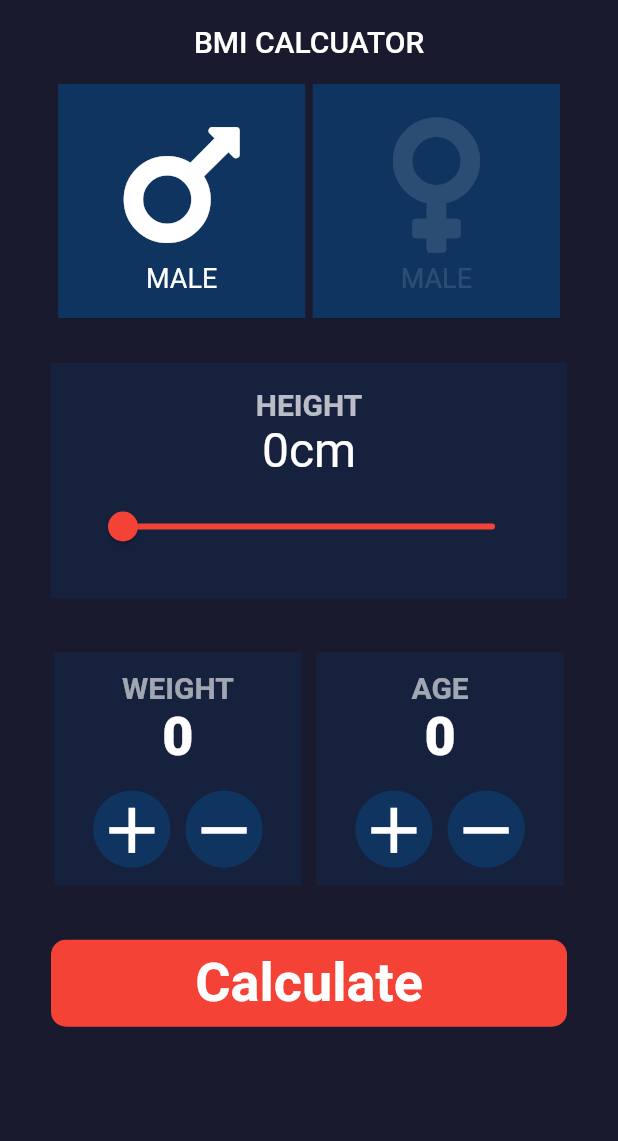
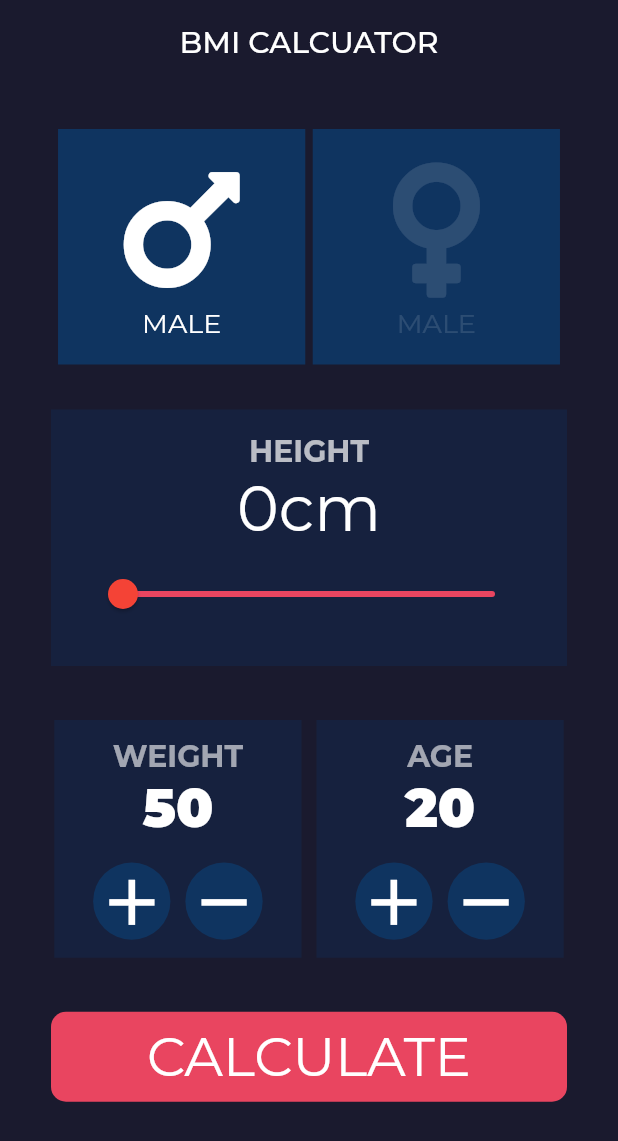
Before and after one commit to suhas-kadu/flutter-BMI-calculator, a Flutter app: the screen it shows after launch, on a phone screen of 412 x 824 dp. Shown: the top 1141 px of the screen. Run offline on Flutter 3.47's test engine with Material 2 defaults, Android fonts, the phone set to English and light mode, and no system bars; our stand-ins replace font_awesome_flutter, google_fonts.

```diff
--- a/lib/main.dart
+++ b/lib/main.dart
@@ -1,5 +1,6 @@
 import 'package:bmi_calculator/views/home_page.dart';
 import 'package:flutter/material.dart';
+import 'package:google_fonts/google_fonts.dart';
 
 void main() => runApp(MyApp());
 
@@ -7,6 +8,13 @@ class MyApp extends StatelessWidget {
   @override
   Widget build(BuildContext context) {
     return MaterialApp(
+      title:  "BMI CALCULATOR",
+      debugShowCheckedModeBanner: false,
+      theme: ThemeData(
+        textTheme: GoogleFonts.montserratTextTheme(
+          Theme.of(context).textTheme
+        )
+      ),
       home: HomePage(),
 
     );
--- a/lib/views/home_page.dart
+++ b/lib/views/home_page.dart
@@ -4,6 +4,7 @@ import 'package:bmi_calculator/widgets.dart/gender_icon.dart';
 import 'package:flutter/material.dart';
 import 'package:font_awesome_flutter/font_awesome_flutter.dart';
 import 'package:bmi_calculator/constants/constants.dart';
+import 'package:google_fonts/google_fonts.dart';
 
 class HomePage extends StatefulWidget {
   @override
@@ -13,8 +14,8 @@ class HomePage extends StatefulWidget {
 class _HomePageState extends State<HomePage> {
   String _selectedGender = "Male";
 
-  int _weight = 0;
-  int _age = 0;
+  int _weight = 50;
+  int _age = 20;
   double _value = 0.0;
 
   void _onChanged(value) {
@@ -25,16 +26,21 @@ class _HomePageState extends State<HomePage> {
 
   @override
   Widget build(BuildContext context) {
+
+    double width = MediaQuery.of(context).size.width;
+
     return Scaffold(
       backgroundColor: Color(0xFF1a1a2e),
       appBar: AppBar(
-        title: Text("BMI CALCUATOR"),
+        title: Text("BMI CALCUATOR", style: GoogleFonts.montserrat(fontWeight: FontWeight.w500)),
         backgroundColor: Color(0xFF1a1a2e),
         elevation: 0.0,
         centerTitle: true,
       ),
-      body: Column(
+      body: SingleChildScrollView(
+              child: Column(
           children: [
+            SizedBox(height: 30,),
             Row(
               mainAxisAlignment: MainAxisAlignment.center,
               children: [
@@ -68,10 +74,10 @@ class _HomePageState extends State<HomePage> {
             SizedBox(
               height: 30,
             ),
-          //Height widget
+
             Container(
               margin: EdgeInsets.symmetric(horizontal: 34),
-            width: MediaQuery.of(context).size.width,
+              width: width,
               color: Color(0xFF16213e),
               padding: EdgeInsets.all(16),
               child: Column(
@@ -85,7 +91,7 @@ class _HomePageState extends State<HomePage> {
                   ),
                   Text(
                     _value.toInt().toString() + "cm",
-                  style: TextStyle(fontSize: 32, color: Colors.white),
+                    style: TextStyle(fontSize: 42, color: Colors.white),
                   ),
                   Padding(
                     padding: const EdgeInsets.all(8.0),
@@ -95,7 +101,7 @@ class _HomePageState extends State<HomePage> {
                       max: 200,
                       value: _value, onChanged: _onChanged,
 
-                    inactiveColor: Colors.red,
+                      inactiveColor: Color(0xFFe94560),
                       activeColor: Colors.red,
                     ),
                   )
@@ -107,7 +113,7 @@ class _HomePageState extends State<HomePage> {
               mainAxisAlignment: MainAxisAlignment.center,
               children: [
                 Container(
-                  width: MediaQuery.of(context).size.width / 2.5,
+                    width: width / 2.5,
                     //margin: EdgeInsets.symmetric(horizontal: 18, vertical: 16),
                     padding: EdgeInsets.symmetric(horizontal: 16, vertical: 12),
                     color: Color(0xFF16213e),
@@ -156,7 +162,7 @@ class _HomePageState extends State<HomePage> {
                     )),
                 SizedBox(width: 10),
                 Container(
-                  width: MediaQuery.of(context).size.width / 2.5,
+                    width: width / 2.5,
                     margin: EdgeInsets.symmetric(vertical: 16),
                     padding: EdgeInsets.symmetric(horizontal: 16, vertical: 12),
                     color: Color(0xFF16213e),
@@ -217,8 +223,10 @@ class _HomePageState extends State<HomePage> {
               weight: _weight,
               selectedGender: _selectedGender,
               whiteColor: whiteColor,
-          )
+            ),
+            SizedBox(height: 20)
           ],
+        ),
       ),
     );
   }
--- a/lib/widgets.dart/calculate_widget.dart
+++ b/lib/widgets.dart/calculate_widget.dart
@@ -30,16 +30,16 @@ class CalculateWidget extends StatelessWidget {
         padding: EdgeInsets.symmetric(vertical: 8),
         alignment: Alignment.center,
         decoration: BoxDecoration(
-              color: Colors.red,
+          color: Color(0xFFe94560),
           borderRadius: BorderRadius.circular(10),
         ),
         width: MediaQuery.of(context).size.width,
         child: Text(
-              "Calculate",
+          "Calculate".toUpperCase(),
           style: TextStyle(
               color: whiteColor,
               fontSize: 36,
-                  fontWeight: FontWeight.bold),
+              fontWeight: FontWeight.normal),
         )
         ),
 
```
Also changed, not shown: lib/views/results_screen.dart (+128 -9 lines). Lines whose indentation alone changed are shown as unchanged.
